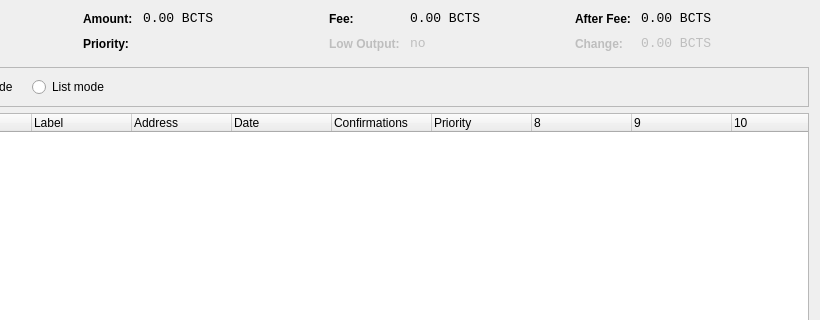
Before: the Qt Designer form src/qt/forms/coincontroldialog.ui in bctscoin/BCTS, drawn with Qt 5; both pictures show x 180 to 1000 and y 0 to 320 of the 1000 by 500 pixel window.
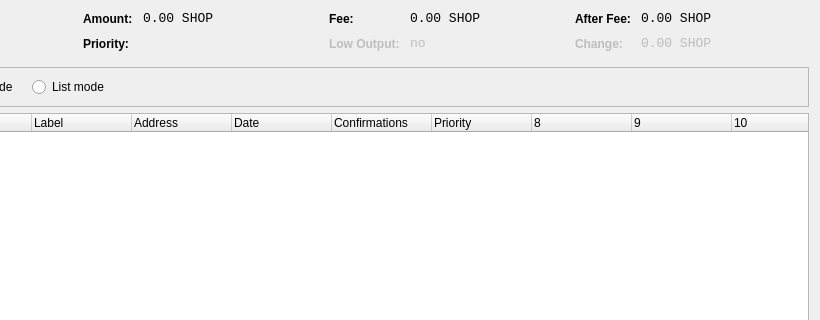
After: the same form once the commit is applied. Custom widgets are drawn as their Qt base class.

Diff of the .ui file:
```diff
--- a/src/qt/forms/coincontroldialog.ui
+++ b/src/qt/forms/coincontroldialog.ui
@@ -141,7 +141,7 @@
           <enum>Qt::ActionsContextMenu</enum>
          </property>
          <property name="text">
-          <string notr="true">0.00 BCTS</string>
+          <string notr="true">0.00 SHOP</string>
          </property>
          <property name="textInteractionFlags">
           <set>Qt::LinksAccessibleByMouse|Qt::TextSelectableByKeyboard|Qt::TextSelectableByMouse</set>
@@ -221,7 +221,7 @@
           <enum>Qt::ActionsContextMenu</enum>
          </property>
          <property name="text">
-          <string notr="true">0.00 BCTS</string>
+          <string notr="true">0.00 SHOP</string>
          </property>
          <property name="textInteractionFlags">
           <set>Qt::LinksAccessibleByMouse|Qt::TextSelectableByKeyboard|Qt::TextSelectableByMouse</set>
@@ -307,7 +307,7 @@
           <enum>Qt::ActionsContextMenu</enum>
          </property>
          <property name="text">
-          <string notr="true">0.00 BCTS</string>
+          <string notr="true">0.00 SHOP</string>
          </property>
          <property name="textInteractionFlags">
           <set>Qt::LinksAccessibleByMouse|Qt::TextSelectableByKeyboard|Qt::TextSelectableByMouse</set>
@@ -345,7 +345,7 @@
           <enum>Qt::ActionsContextMenu</enum>
          </property>
          <property name="text">
-          <string notr="true">0.00 BCTS</string>
+          <string notr="true">0.00 SHOP</string>
          </property>
          <property name="textInteractionFlags">
           <set>Qt::LinksAccessibleByMouse|Qt::TextSelectableByKeyboard|Qt::TextSelectableByMouse</set>
```
